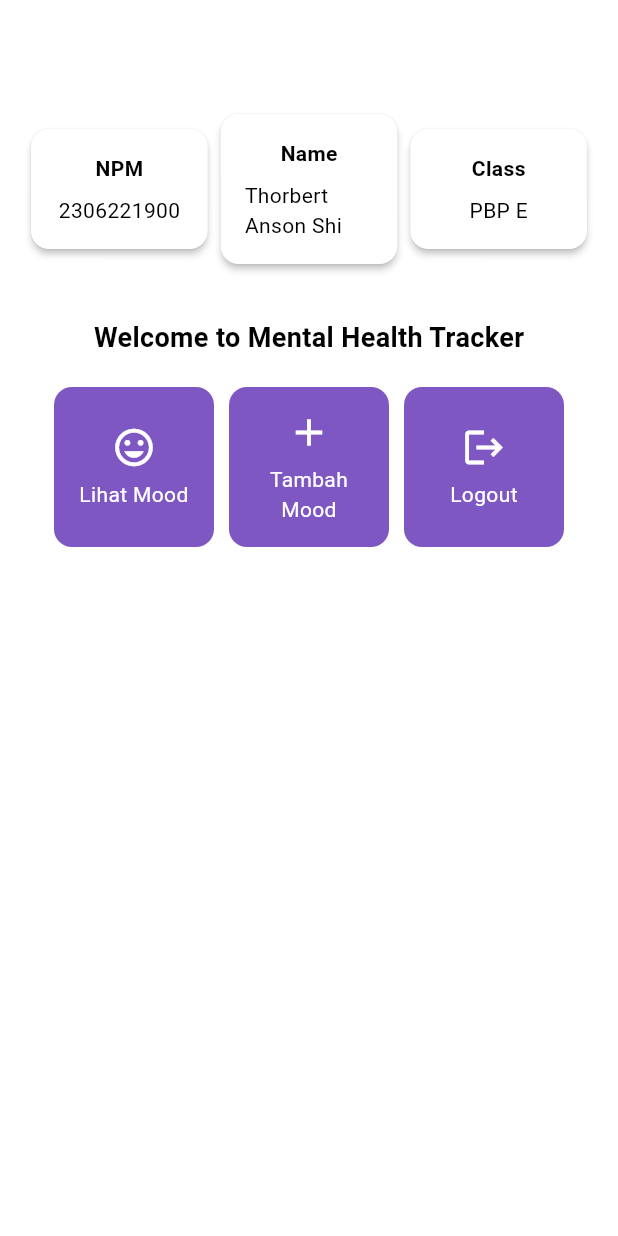
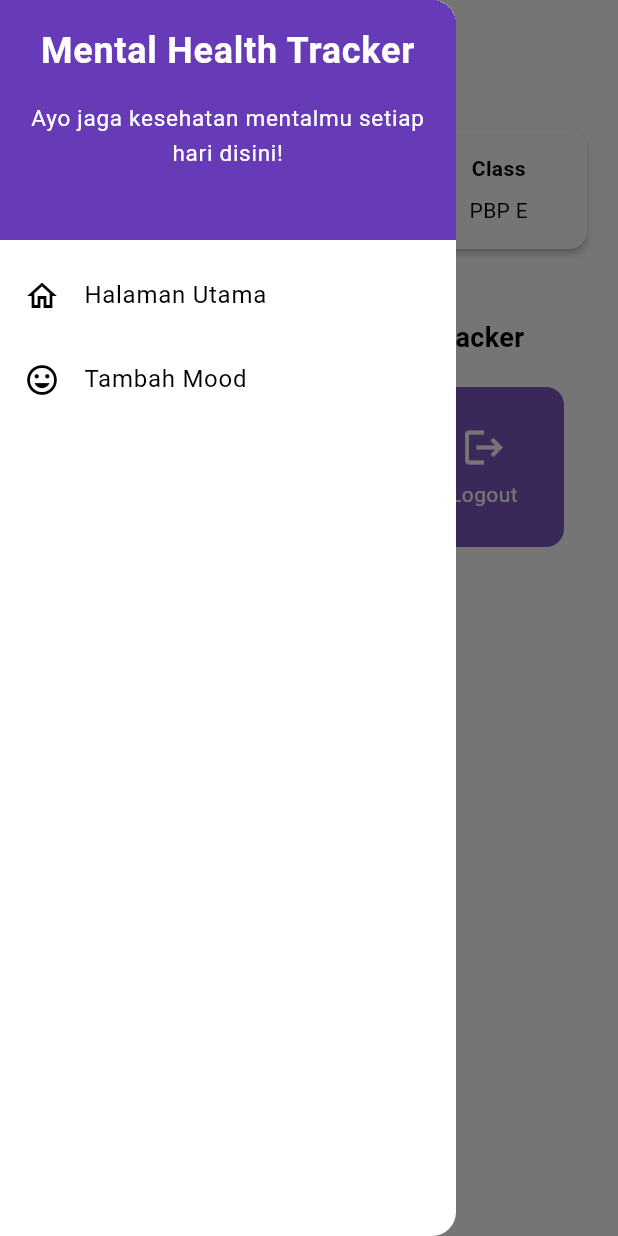
Before and after one commit to thorbert-anson-shi/mental-health-tracker-mobile, a Flutter app: the MyHomePage screen opened directly, with the side drawer open (before the commit the screen has no drawer), on a phone screen of 412 x 824 dp. Run offline on Flutter 3.47's test engine with Material 3 defaults, Android fonts, the phone set to English and light mode, and no system bars; statements that could not run were skipped.

Commit message:
Refactored tutorial 7

```diff
--- a/lib/menu.dart
+++ b/lib/screens/menu.dart
@@ -1,4 +1,6 @@
 import 'package:flutter/material.dart';
+import 'package:mental_health_tracker/widgets/mood_card.dart';
+import 'package:mental_health_tracker/widgets/left_drawer.dart';
 
 class MyHomePage extends StatelessWidget {
   final String npm = "2306221900";
@@ -24,6 +26,7 @@ class MyHomePage extends StatelessWidget {
           ),
         ),
       ),
+      drawer: const LeftDrawer(),
       body: Padding(
         padding: const EdgeInsets.all(16.0),
         child: Column(
@@ -94,56 +97,3 @@ class InfoCard extends StatelessWidget {
     );
   }
 }
-
-class ItemHomePage {
-  final String name;
-  final IconData icon;
-
-  ItemHomePage(this.name, this.icon);
-}
-
-class ItemCard extends StatelessWidget {
-  final ItemHomePage item;
-
-  const ItemCard(this.item, {super.key});
-
-  @override
-  Widget build(BuildContext context) {
-    return Material(
-      color: Theme.of(context).colorScheme.secondary,
-      borderRadius: BorderRadius.circular(12.0),
-      child: InkWell(
-        onTap: () {
-          ScaffoldMessenger.of(context)
-            ..hideCurrentSnackBar()
-            ..showSnackBar(
-              SnackBar(
-                content: Text("Kamu telah menekan tombol ${item.name}!"),
-              ),
-            );
-        },
-        child: Container(
-          padding: const EdgeInsets.all(8),
-          child: Center(
-            child: Column(
-              mainAxisAlignment: MainAxisAlignment.center,
-              children: [
-                Icon(
-                  item.icon,
-                  color: Colors.white,
-                  size: 30.0,
-                ),
-                const Padding(padding: EdgeInsets.all(3)),
-                Text(
-                  item.name,
-                  textAlign: TextAlign.center,
-                  style: const TextStyle(color: Colors.white),
-                ),
-              ],
-            ),
-          ),
-        ),
-      ),
-    );
-  }
-}
--- /dev/null
+++ b/lib/widgets/left_drawer.dart
@@ -0,0 +1,69 @@
+import 'package:flutter/material.dart';
+import 'package:mental_health_tracker/moodentry_form.dart';
+import 'package:mental_health_tracker/menu.dart';
+
+class LeftDrawer extends StatelessWidget {
+  const LeftDrawer({super.key});
+
+  @override
+  Widget build(BuildContext context) {
+    return Drawer(
+      child: ListView(
+        children: [
+          DrawerHeader(
+            decoration: BoxDecoration(
+              color: Theme.of(context).colorScheme.primary,
+            ),
+            child: const Column(
+              children: [
+                Text(
+                  'Mental Health Tracker',
+                  textAlign: TextAlign.center,
+                  style: TextStyle(
+                    fontSize: 24,
+                    fontWeight: FontWeight.bold,
+                    color: Colors.white,
+                  ),
+                ),
+                Padding(padding: EdgeInsets.all(8)),
+                Text(
+                  "Ayo jaga kesehatan mentalmu setiap hari disini!",
+                  style: TextStyle(
+                    fontSize: 15,
+                    color: Colors.white,
+                    fontWeight: FontWeight.normal,
+                  ),
+                  textAlign: TextAlign.center,
+                ),
+              ],
+            ),
+          ),
+          ListTile(
+            leading: const Icon(Icons.home_outlined),
+            title: const Text('Halaman Utama'),
+            // Bagian redirection ke MyHomePage
+            onTap: () {
+              Navigator.pushReplacement(
+                  context,
+                  MaterialPageRoute(
+                    builder: (context) => MyHomePage(),
+                  ));
+            },
+          ),
+          ListTile(
+            leading: const Icon(Icons.mood),
+            title: const Text('Tambah Mood'),
+            // Bagian redirection ke MoodEntryFormPage
+            onTap: () {
+              Navigator.push(
+                context,
+                MaterialPageRoute(
+                    builder: (context) => const MoodEntryFormPage()),
+              );
+            },
+          ),
+        ],
+      ),
+    );
+  }
+}
--- /dev/null
+++ b/lib/widgets/mood_card.dart
@@ -0,0 +1,62 @@
+import 'package:flutter/material.dart';
+import 'package:mental_health_tracker/moodentry_form.dart';
+
+class ItemHomePage {
+  final String name;
+  final IconData icon;
+
+  ItemHomePage(this.name, this.icon);
+}
+
+class ItemCard extends StatelessWidget {
+  final ItemHomePage item;
+
+  const ItemCard(this.item, {super.key});
+
+  @override
+  Widget build(BuildContext context) {
+    return Material(
+      color: Theme.of(context).colorScheme.secondary,
+      borderRadius: BorderRadius.circular(12.0),
+      child: InkWell(
+        onTap: () {
+          ScaffoldMessenger.of(context)
+            ..hideCurrentSnackBar()
+            ..showSnackBar(
+              SnackBar(
+                content: Text("Kamu telah menekan tombol ${item.name}!"),
+              ),
+            );
+
+          if (item.name == "Tambah Mood") {
+            Navigator.push(
+                context,
+                MaterialPageRoute(
+                    builder: (context) => const MoodEntryFormPage()));
+          }
+        },
+        child: Container(
+          padding: const EdgeInsets.all(8),
+          child: Center(
+            child: Column(
+              mainAxisAlignment: MainAxisAlignment.center,
+              children: [
+                Icon(
+                  item.icon,
+                  color: Colors.white,
+                  size: 30.0,
+                ),
+                const Padding(padding: EdgeInsets.all(3)),
+                Text(
+                  item.name,
+                  textAlign: TextAlign.center,
+                  style: const TextStyle(color: Colors.white),
+                ),
+              ],
+            ),
+          ),
+        ),
+      ),
+    );
+  }
+}
```
Also changed, not shown: lib/screens/moodentry_form.dart (added, +161 -0 lines).
